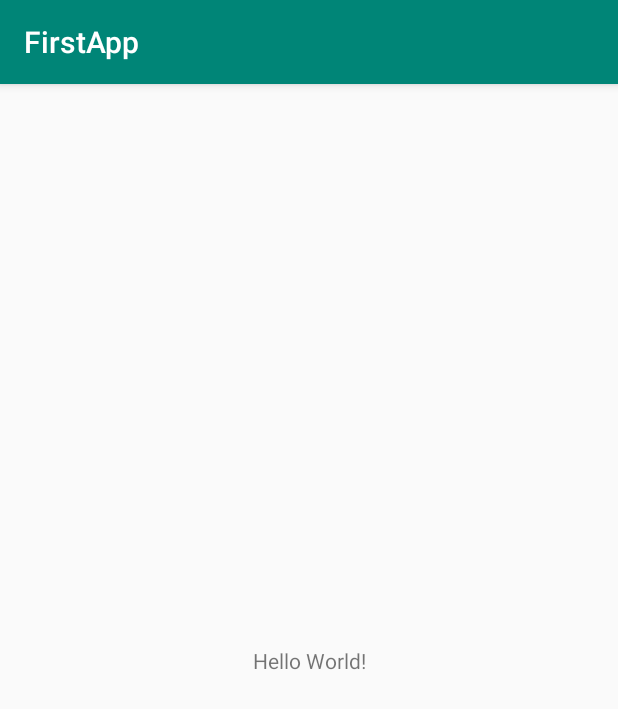
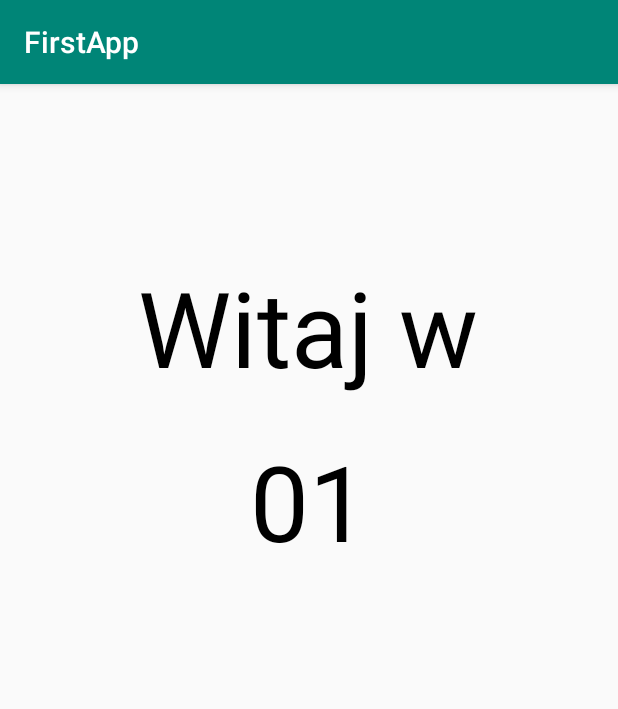
Before and after one commit to fairybu/JPWP-Projekt, an Android app: the screen it shows after launch (MainActivity), on a phone screen of 412 x 824 dp. Shown: the top 709 px of the screen. Run offline under Robolectric (Android 15) with nearby library versions, the phone set to English and light mode, and no system bars.

Commit message:
Obróbka interfejsu menu: -dodanie pól tekstowych

```diff
--- a/app/src/main/res/layout/activity_main.xml
+++ b/app/src/main/res/layout/activity_main.xml
@@ -7,12 +7,36 @@
     tools:context=".MainActivity">
 
     <TextView
+        android:id="@+id/textView7"
         android:layout_width="wrap_content"
         android:layout_height="wrap_content"
-        android:text="Hello World!"
+        android:layout_marginLeft="16dp"
+        android:layout_marginRight="16dp"
+        android:text="@string/witaj_w"
+        android:textColor="@android:color/black"
+        android:textSize="70sp"
         app:layout_constraintBottom_toBottomOf="parent"
+        app:layout_constraintHorizontal_bias="0.497"
         app:layout_constraintLeft_toLeftOf="parent"
         app:layout_constraintRight_toRightOf="parent"
-        app:layout_constraintTop_toTopOf="parent" />
+        app:layout_constraintTop_toTopOf="parent"
+        app:layout_constraintVertical_bias="0.171" />
+
+    <TextView
+        android:id="@+id/textView8"
+        android:layout_width="wrap_content"
+        android:layout_height="wrap_content"
+        android:layout_marginStart="16dp"
+        android:layout_marginTop="8dp"
+        android:layout_marginEnd="16dp"
+        android:layout_marginBottom="16dp"
+        android:text="@string/_01"
+        android:textColor="@android:color/black"
+        android:textSize="70sp"
+        app:layout_constraintBottom_toBottomOf="parent"
+        app:layout_constraintEnd_toEndOf="parent"
+        app:layout_constraintStart_toStartOf="parent"
+        app:layout_constraintTop_toBottomOf="@+id/textView7"
+        app:layout_constraintVertical_bias="0.033" />
 
 </android.support.constraint.ConstraintLayout>
--- a/app/src/main/res/values/strings.xml
+++ b/app/src/main/res/values/strings.xml
@@ -1,3 +1,5 @@
 <resources>
     <string name="app_name">FirstApp</string>
+    <string name="witaj_w">Witaj w</string>
+    <string name="_01">01</string>
 </resources>
```
